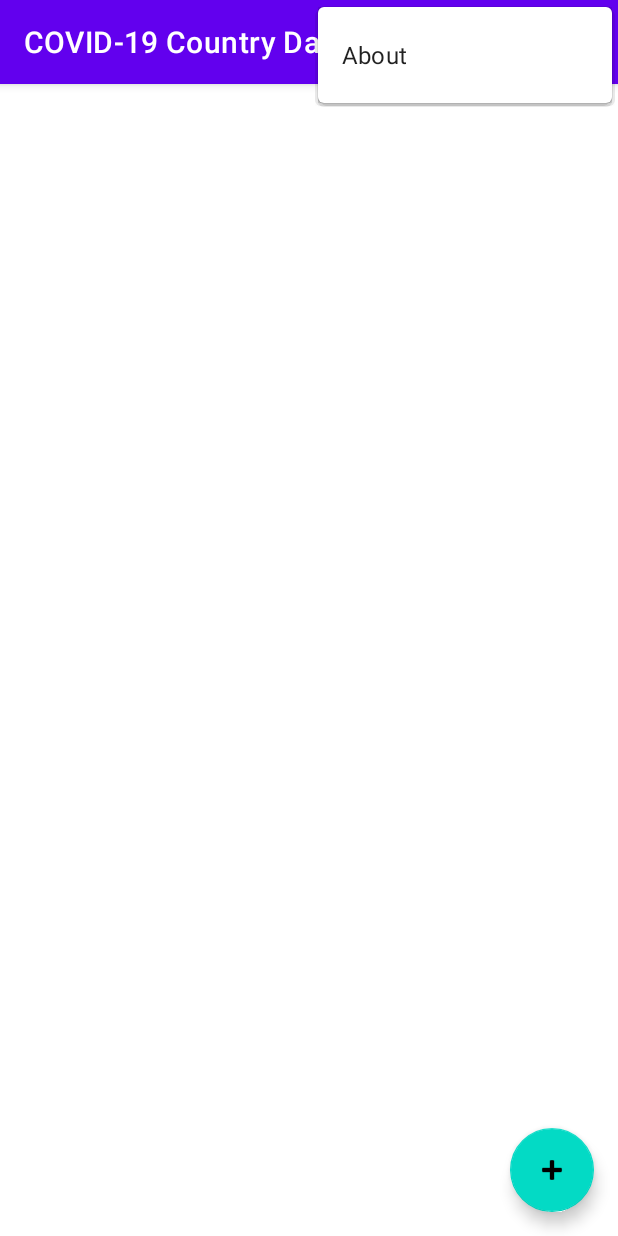
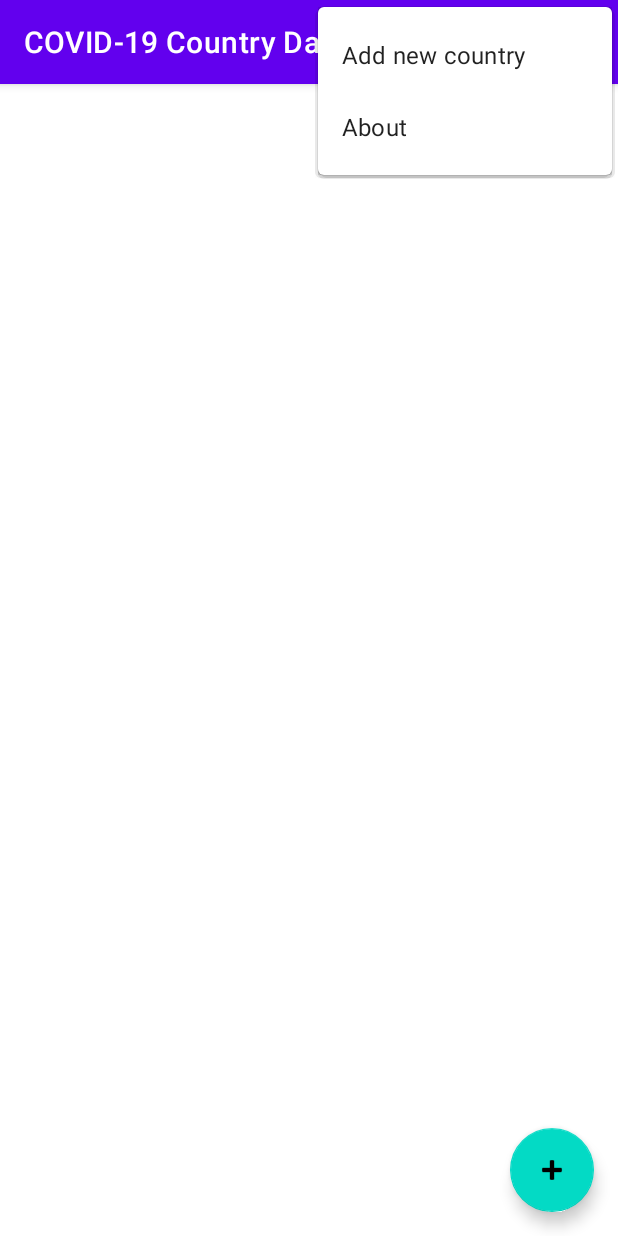
Before and after one commit to sberk97/covid19-app, an Android app: the screen it shows after launch (MainActivity), with the options menu open, on a phone screen of 412 x 824 dp. Run offline under Robolectric (Android 15) with nearby library versions, the phone set to English and light mode, and no system bars.

Commit message:
Added item to menu in mainactivity

```diff
--- a/app/src/main/res/menu/menu_main.xml
+++ b/app/src/main/res/menu/menu_main.xml
@@ -10,4 +10,10 @@
         android:title="@string/action_about"
         app:showAsAction="never" />
 
+    <item
+        android:id="@+id/action_add_country"
+        android:orderInCategory="10"
+        android:title="@string/action_add_country"
+        app:showAsAction="never" />
+
 </menu>
--- a/app/src/main/res/values/strings.xml
+++ b/app/src/main/res/values/strings.xml
@@ -24,4 +24,5 @@
     <string name="author">Author: Sebastian Berk</string>
     <string name="ub_number">UB Number: 17009930</string>
     <string name="data_from">"COVID-19 Data from REST API: "</string>
+    <string name="action_add_country">Add new country</string>
 </resources>
```
Also changed, not shown: app/src/main/java/com/example/covid19countryinfo/activities/MainActivity.java (+10 -3 lines).
